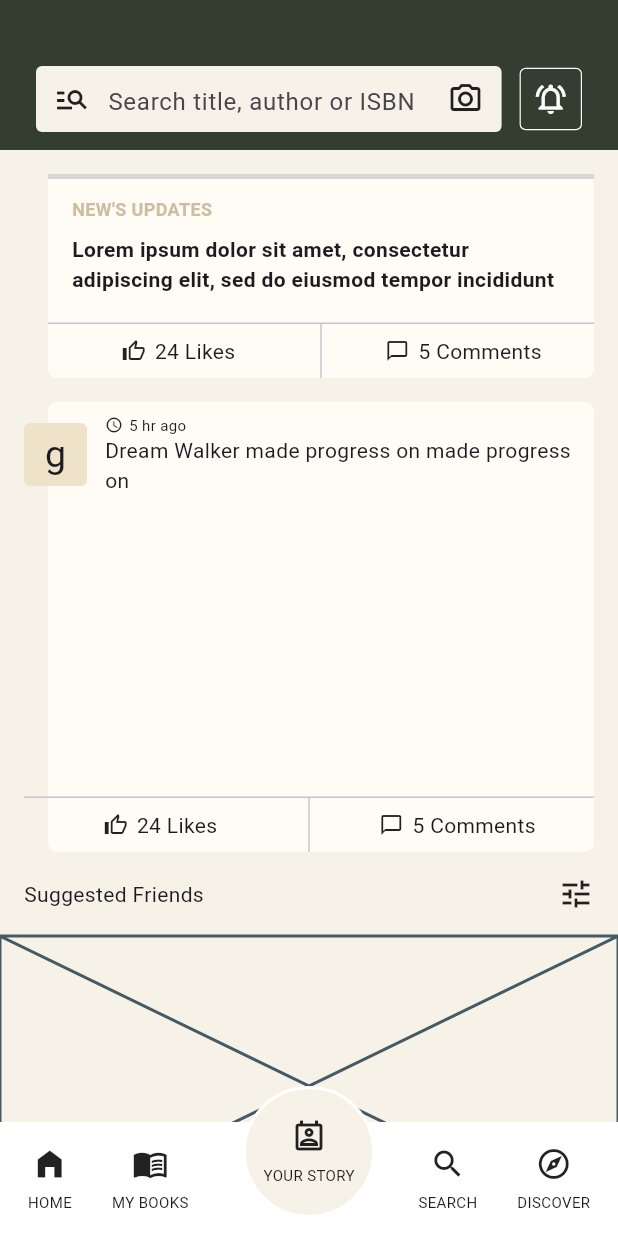
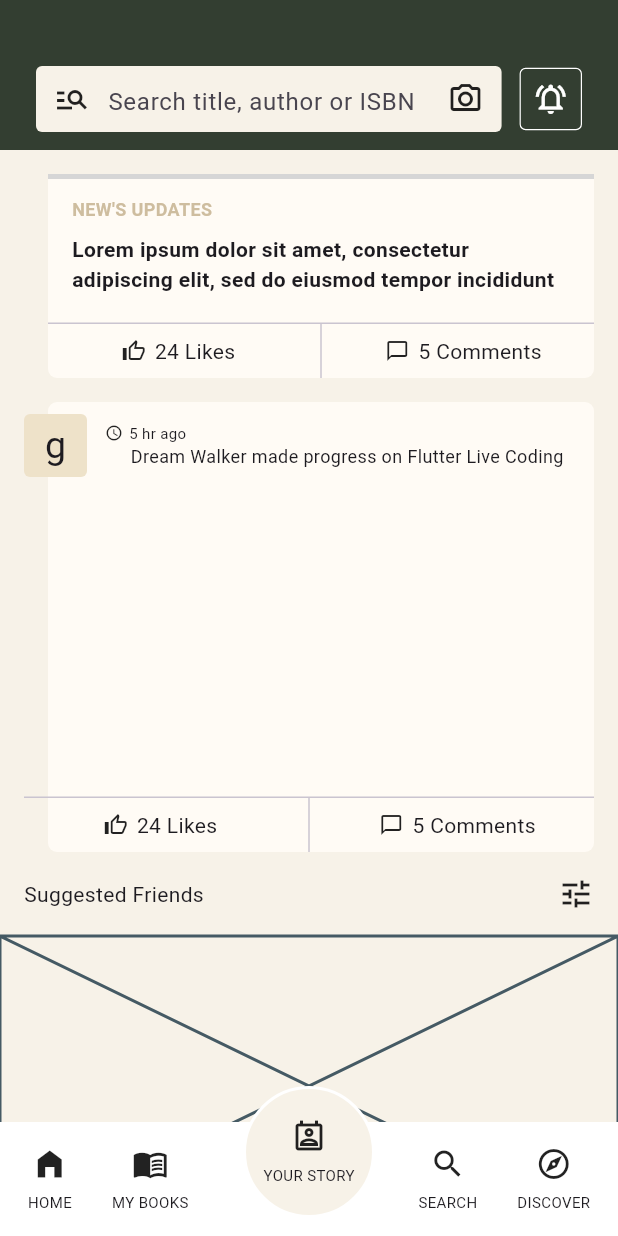
Before and after one commit to JAICHANGPARK/flutter_notebook_chapter_43, a Flutter app: the NewsFeedHomePage screen opened directly, scrolled down 164 dp, on a phone screen of 412 x 824 dp. Run offline on Flutter 3.47's test engine with Material 3 defaults, Android fonts, the phone set to English and light mode, and no system bars; our stand-ins replace gap, hugeicons; network calls fail; grey boxes are pictures that could not be loaded.

Commit message:
Update news_feed_home_page.dart

```diff
--- a/lib/ep2163_newsfeed_app/views/news_feed_home_page.dart
+++ b/lib/ep2163_newsfeed_app/views/news_feed_home_page.dart
@@ -279,8 +279,11 @@ class _NewsFeedHomePageState extends State<NewsFeedHomePage> {
                                                     children: [
                                                       TextSpan(text: "Dream Walker "),
                                                       TextSpan(text: "made progress on "),
-                                                      TextSpan(text: "made progress on "),
+                                                      TextSpan(text: "Flutter Live Coding "),
                                                     ],
+                                                  ),
+                                                  style: TextStyle(
+                                                    fontSize: 12,
                                                   ),
                                                 ),
                                               ],
```
